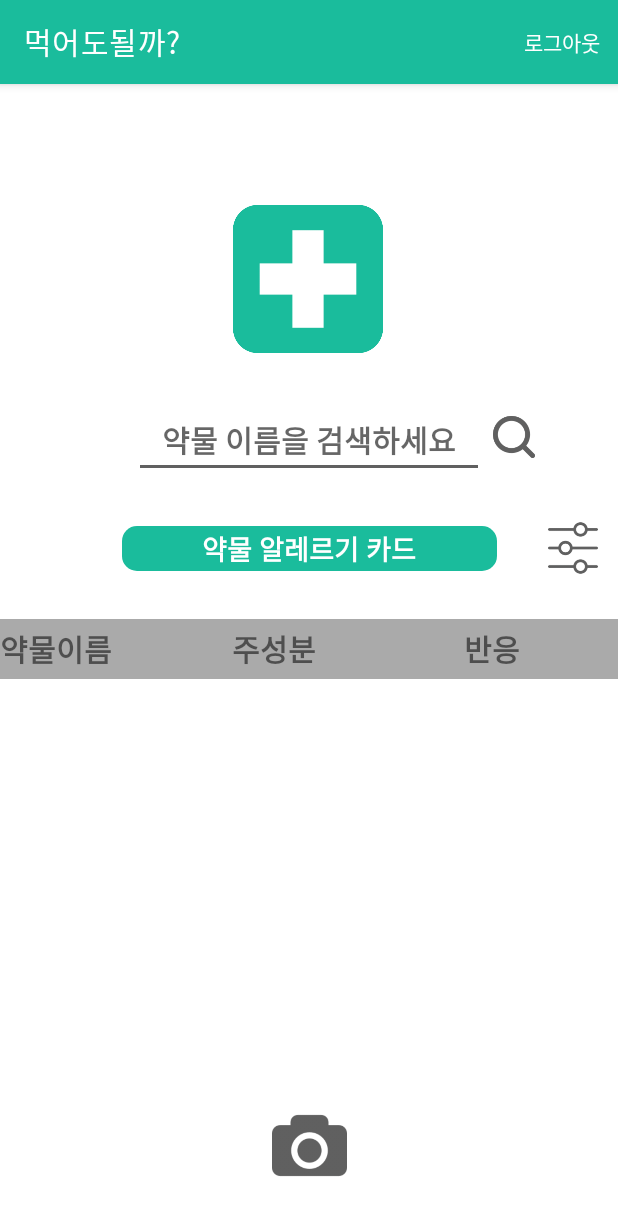
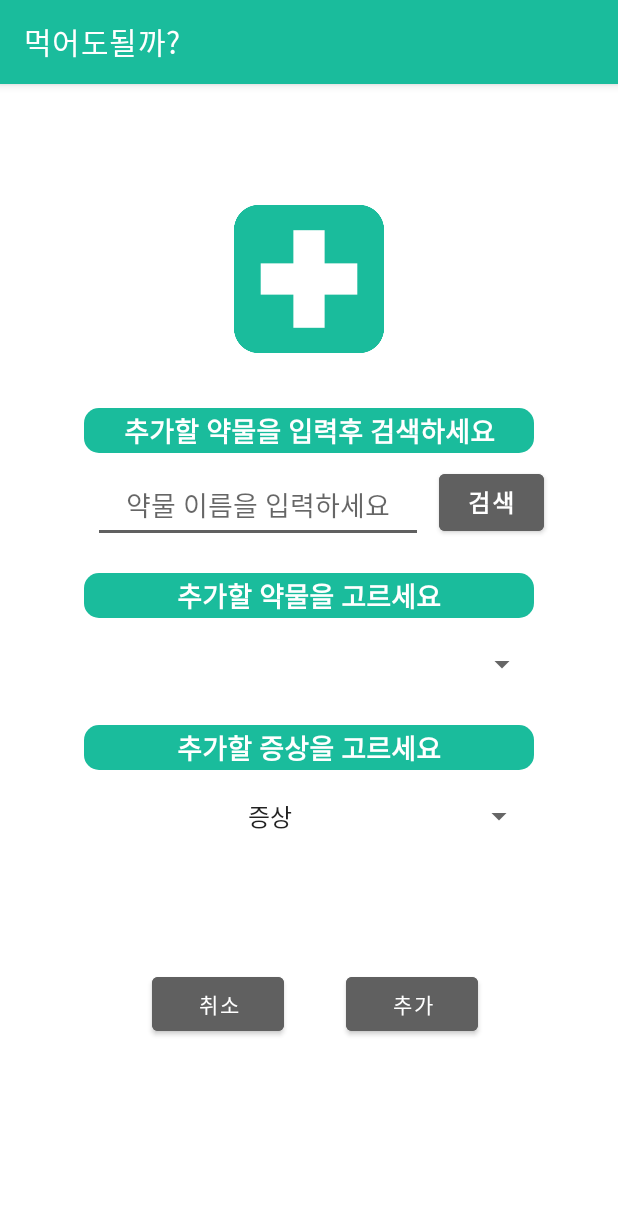
Before and after one commit to CSID-DGU/2021-2-OSSP2-Drugger-3, an Android app: the EditActivity screen opened directly, with no data from a screen before it, after a tap on "logo", on a phone screen of 412 x 824 dp. Shown: the top 1216 px of the screen. Run offline under Robolectric (Android 15) with nearby library versions, the phone set to English and light mode, and no system bars; 1 statement that could not run was skipped.

Commit message:
[feat/front] 알레르기 정보 추가 기능 연동 완료

```diff
--- a/frontend/app/src/main/AndroidManifest.xml
+++ b/frontend/app/src/main/AndroidManifest.xml
@@ -46,6 +46,9 @@
             android:name=".EditActivity"
             android:exported="false" />
         <activity
+            android:name=".AddActivity"
+            android:exported="false" />
+        <activity
             android:name=".SplashActivity"
             android:exported="true"
             android:theme="@style/Theme.AppCompat.Light.NoActionBar">
--- a/frontend/app/src/main/java/com/example/frontend/EditActivity.kt
+++ b/frontend/app/src/main/java/com/example/frontend/EditActivity.kt
@@ -40,9 +40,8 @@ class EditActivity : AppCompatActivity() {
         showAllergy()
 
         binding.plus.setOnClickListener(){
-            val intent = Intent(this, MainActivity::class.java)
+            val intent = Intent(this, AddActivity::class.java)
             startActivity(intent)
-            finish()
         }
         binding.minus.setOnClickListener(){
             val builder = AlertDialog.Builder(this)
--- a/frontend/app/src/main/java/com/example/frontend/JoinActivity.kt
+++ b/frontend/app/src/main/java/com/example/frontend/JoinActivity.kt
@@ -37,10 +37,12 @@ class JoinActivity : AppCompatActivity() {
             //미입력 처리
             if(userId.isEmpty() || userId.isBlank() || userPw.isEmpty() || userPw.isBlank()){
                 Toast.makeText(this, "입력을 완료해주세요.", Toast.LENGTH_SHORT).show()
+            }else{
+                join(userId, userPw, this)
             }
 
             //request login
-            join(userId, userPw, this)
+
         }
     }
 
--- /dev/null
+++ b/frontend/app/src/main/res/layout/activity_add.xml
@@ -0,0 +1,161 @@
+<?xml version="1.0" encoding="utf-8"?>
+<androidx.constraintlayout.widget.ConstraintLayout xmlns:android="http://schemas.android.com/apk/res/android"
+    xmlns:app="http://schemas.android.com/apk/res-auto"
+    xmlns:tools="http://schemas.android.com/tools"
+    android:layout_width="match_parent"
+    android:layout_height="match_parent"
+    tools:context=".AddActivity">
+
+    <Button
+        android:id="@+id/searchButton"
+        android:layout_width="70dp"
+        android:layout_height="50dp"
+        android:layout_marginStart="5dp"
+        android:layout_marginTop="8dp"
+        android:layout_marginEnd="52dp"
+        android:backgroundTint="@color/actionColor"
+        android:text="검색"
+        android:textSize="16sp"
+        android:textStyle="bold"
+        app:layout_constraintEnd_toEndOf="parent"
+        app:layout_constraintStart_toEndOf="@+id/drugName"
+        app:layout_constraintTop_toBottomOf="@+id/textView3" />
+
+    <Spinner
+        android:id="@+id/nameSpinner"
+        android:layout_width="305dp"
+        android:layout_height="41dp"
+        android:layout_marginTop="10dp"
+
+        android:layout_weight="1"
+        android:spinnerMode="dropdown"
+        android:textAlignment="center"
+        app:layout_constraintEnd_toEndOf="parent"
+        app:layout_constraintStart_toStartOf="parent"
+        app:layout_constraintTop_toBottomOf="@+id/textView6"/>
+
+    <Spinner
+        android:id="@+id/spinner"
+        android:layout_width="305dp"
+        android:layout_height="41dp"
+        android:layout_marginTop="10dp"
+        android:layout_weight="1"
+        android:spinnerMode="dropdown"
+        android:textAlignment="center"
+        app:layout_constraintEnd_toEndOf="parent"
+        app:layout_constraintHorizontal_bias="0.481"
+        app:layout_constraintStart_toStartOf="parent"
+        app:layout_constraintTop_toBottomOf="@+id/textView5"/>
+
+    <ImageView
+        android:id="@+id/imageView4"
+        android:layout_width="100dp"
+        android:layout_height="100dp"
+        android:layout_marginTop="80dp"
+        app:layout_constraintEnd_toEndOf="parent"
+        app:layout_constraintStart_toStartOf="parent"
+        app:layout_constraintTop_toTopOf="parent"
+        app:srcCompat="@drawable/logo" />
+
+
+    <TextView
+        android:id="@+id/textView3"
+        android:layout_width="300dp"
+        android:layout_height="30dp"
+        android:layout_marginTop="36dp"
+        android:layout_marginBottom="16dp"
+        android:background="@drawable/rounding"
+        android:fontFamily="sans-serif"
+        android:gravity="center"
+        android:text="추가할 약물을 입력후 검색하세요"
+        android:textAlignment="center"
+        android:textColor="@color/white"
+        android:textSize="18sp"
+        android:textStyle="bold"
+        app:layout_constraintBottom_toTopOf="@+id/searchButton"
+        app:layout_constraintEnd_toEndOf="parent"
+        app:layout_constraintStart_toStartOf="parent"
+        app:layout_constraintTop_toBottomOf="@+id/imageView4" />
+
+    <TextView
+        android:id="@+id/textView5"
+        android:layout_width="300dp"
+        android:layout_height="30dp"
+        android:layout_marginTop="20dp"
+        android:layout_marginBottom="10dp"
+        android:background="@drawable/rounding"
+        android:fontFamily="sans-serif"
+        android:gravity="center"
+        android:text="추가할 증상을 고르세요"
+        android:textAlignment="center"
+        android:textColor="@color/white"
+        android:textSize="18sp"
+        android:textStyle="bold"
+        app:layout_constraintBottom_toTopOf="@+id/spinner"
+        app:layout_constraintEnd_toEndOf="parent"
+        app:layout_constraintStart_toStartOf="parent"
+        app:layout_constraintTop_toBottomOf="@+id/nameSpinner" />
+
+    <TextView
+        android:id="@+id/textView6"
+        android:layout_width="300dp"
+        android:layout_height="30dp"
+        android:layout_marginTop="20dp"
+        android:layout_marginBottom="10dp"
+        android:background="@drawable/rounding"
+        android:fontFamily="sans-serif"
+        android:gravity="center"
+        android:text="추가할 약물을 고르세요"
+        android:textAlignment="center"
+        android:textColor="@color/white"
+        android:textSize="18sp"
+        android:textStyle="bold"
+        app:layout_constraintBottom_toTopOf="@+id/nameSpinner"
+        app:layout_constraintEnd_toEndOf="parent"
+        app:layout_constraintStart_toStartOf="parent"
+        app:layout_constraintTop_toBottomOf="@id/drugName" />
+
+    <Button
+        android:id="@+id/AddToEdit"
+        android:layout_width="wrap_content"
+        android:layout_height="wrap_content"
+        android:layout_marginTop="50dp"
+        android:layout_marginBottom="100dp"
+        android:backgroundTint="@color/actionColor"
+        android:text="추가"
+        app:layout_constraintBottom_toBottomOf="parent"
+        app:layout_constraintEnd_toEndOf="parent"
+        app:layout_constraintHorizontal_bias="0.711"
+        app:layout_constraintStart_toStartOf="parent"
+        app:layout_constraintTop_toBottomOf="@+id/spinner" />
+
+    <Button
+        android:id="@+id/Cancel"
+        android:layout_width="wrap_content"
+        android:layout_height="wrap_content"
+        android:layout_marginTop="50dp"
+        android:layout_marginBottom="100dp"
+        android:backgroundTint="@color/actionColor"
+        android:text="취소"
+        app:layout_constraintBottom_toBottomOf="parent"
+        app:layout_constraintEnd_toEndOf="parent"
+        app:layout_constraintHorizontal_bias="0.312"
+        app:layout_constraintStart_toStartOf="parent"
+        app:layout_constraintTop_toBottomOf="@+id/spinner" />
+
+    <EditText
+        android:id="@+id/drugName"
+        android:layout_width="220dp"
+        android:layout_height="50dp"
+        android:layout_marginStart="64dp"
+        android:layout_marginTop="10dp"
+        android:layout_marginEnd="5dp"
+        android:ems="10"
+        android:hint="약물 이름을 입력하세요"
+        android:inputType="textPersonName"
+        android:textAlignment="center"
+        app:layout_constraintEnd_toStartOf="@+id/searchButton"
+        app:layout_constraintStart_toStartOf="parent"
+        app:layout_constraintTop_toBottomOf="@+id/textView3" />
+
+</androidx.constraintlayout.widget.ConstraintLayout>
--- a/frontend/app/src/main/res/layout/activity_ocr.xml
+++ b/frontend/app/src/main/res/layout/activity_ocr.xml
@@ -34,11 +34,12 @@
         android:id="@+id/gotoSelect"
         android:layout_width="wrap_content"
         android:layout_height="wrap_content"
-        android:layout_marginBottom="35dp"
+        android:layout_marginBottom="36dp"
         android:backgroundTint="@color/actionColor"
         android:text="결과 보기"
         app:layout_constraintBottom_toBottomOf="parent"
         app:layout_constraintEnd_toEndOf="parent"
-        app:layout_constraintStart_toStartOf="parent" />
+        app:layout_constraintStart_toStartOf="parent"
+        app:layout_constraintHorizontal_bias="0.498"/>
 
 </androidx.constraintlayout.widget.ConstraintLayout>
--- /dev/null
+++ b/frontend/app/src/main/res/values/symptom.xml
@@ -0,0 +1,19 @@
+<?xml version="1.0" encoding="utf-8"?>
+<resources>
+
+    <string-array name="itemList">
+        <item>증상</item>
+        <item>관절통</item>
+        <item>아낙필락시스</item>
+        <item>두드러기</item>
+        <item>열</item>
+        <item>오심</item>
+        <item>설사</item>
+        <item>근육통</item>
+        <item>림프부종</item>
+        <item>구토</item>
+        <item>발진</item>
+
+    </string-array>
+
+</resources>
```
Also changed, not shown: frontend/app/src/main/java/com/example/frontend/AddActivity.kt (added, +214 -0 lines).
